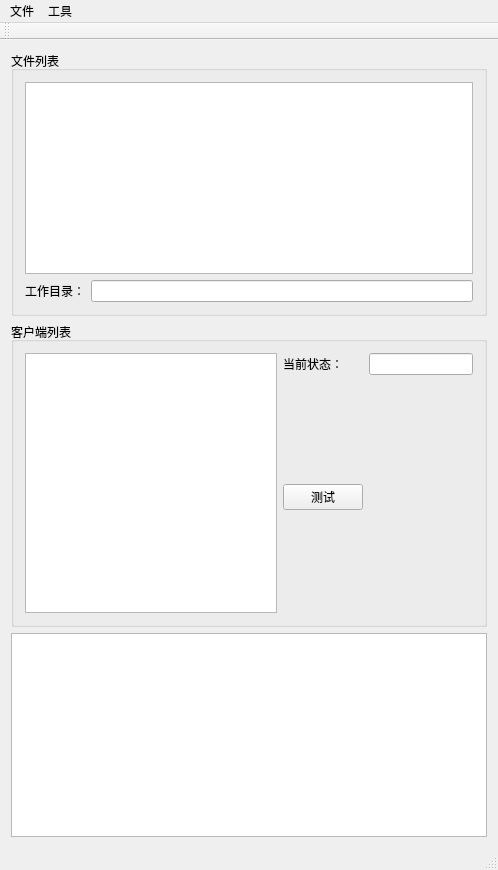
Above: mainwindow.ui from ChocoCLv/LIMS_FILE_SERVER before the change. Below: the same form after it.
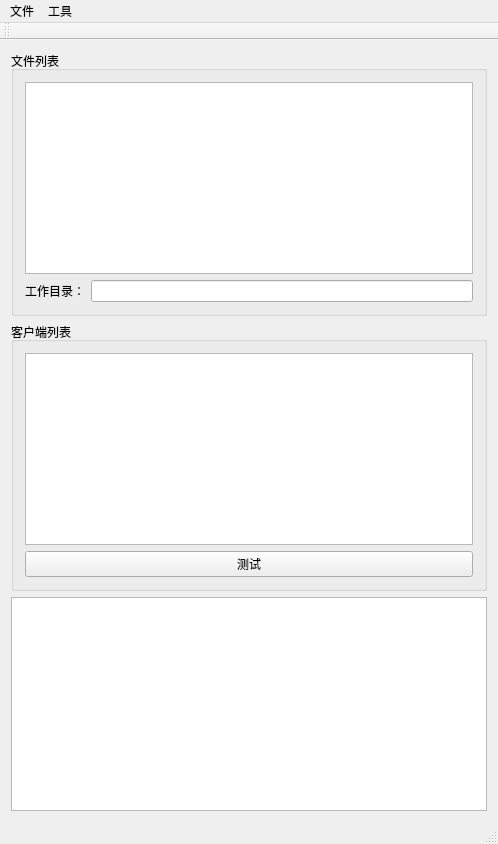
That is the form after the change.

Commit message: 添加客户端信息表

```diff
--- a/mainwindow.ui
+++ b/mainwindow.ui
@@ -7,7 +7,7 @@
     <x>0</x>
     <y>0</y>
     <width>498</width>
-    <height>870</height>
+    <height>844</height>
    </rect>
   </property>
   <property name="windowTitle">
@@ -47,37 +47,10 @@
        <string>客户端列表</string>
       </property>
       <layout class="QGridLayout" name="gridLayout_2">
-       <item row="0" column="2">
-        <widget class="QLineEdit" name="edtCurrentStatus">
-         <property name="readOnly">
-          <bool>true</bool>
-         </property>
-        </widget>
+       <item row="0" column="0">
+        <widget class="QTableView" name="tvClientTable"/>
        </item>
-       <item row="0" column="1">
-        <widget class="QLabel" name="label">
-         <property name="text">
-          <string>当前状态：</string>
-         </property>
-        </widget>
-       </item>
-       <item row="0" column="0" rowspan="2">
-        <widget class="QListView" name="clientListView"/>
-       </item>
-       <item row="1" column="2">
-        <spacer name="verticalSpacer">
-         <property name="orientation">
-          <enum>Qt::Vertical</enum>
-         </property>
-         <property name="sizeHint" stdset="0">
-          <size>
-           <width>20</width>
-           <height>232</height>
-          </size>
-         </property>
-        </spacer>
-       </item>
-       <item row="1" column="1">
+       <item row="1" column="0">
         <widget class="QPushButton" name="btnTest">
          <property name="text">
           <string>测试</string>
```
Left out of the diff: 2 changed lines with no effect on the pictures.
